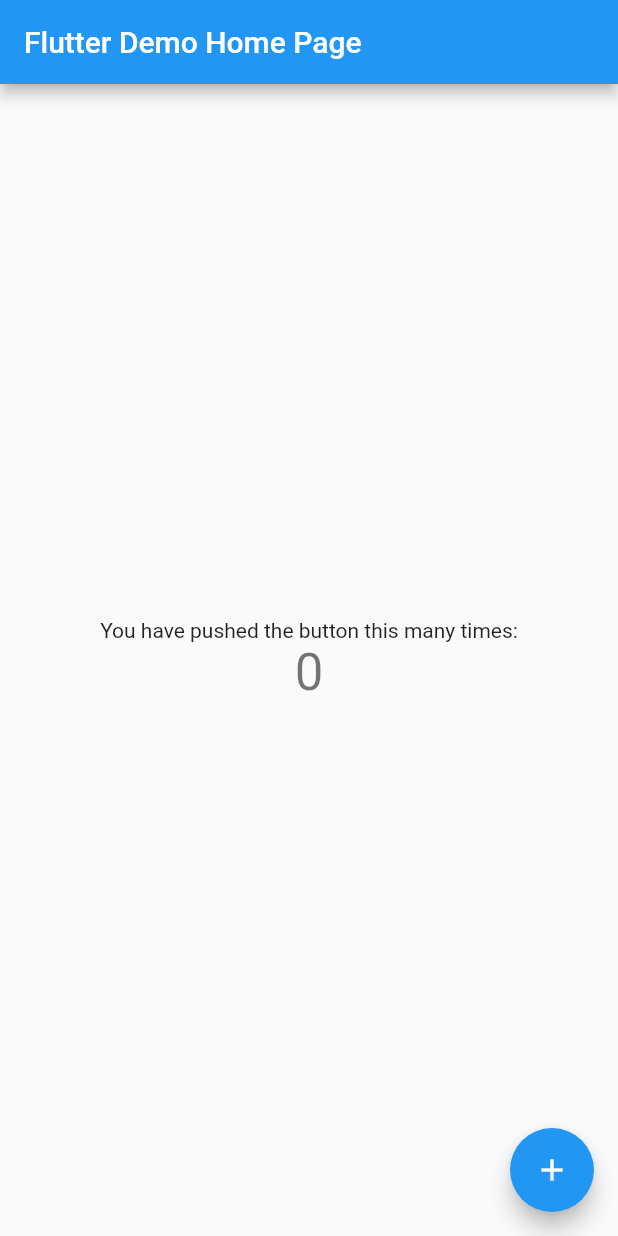
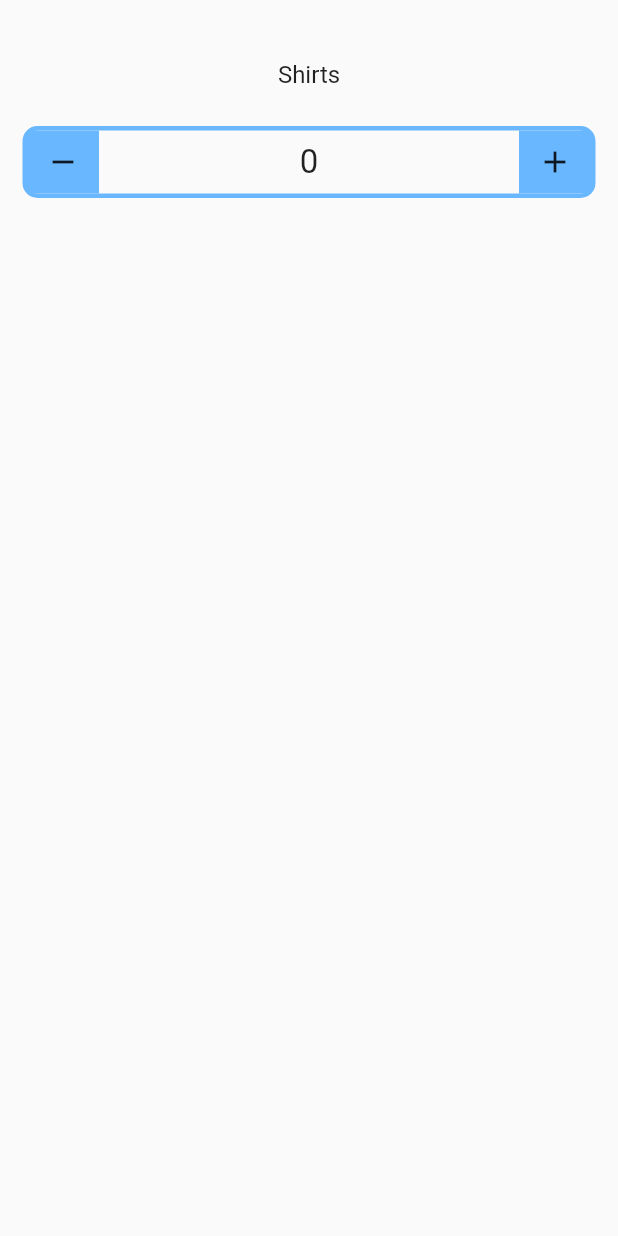
Before and after one commit to nikhil-RGB/srm_laundry, a Flutter app: the screen it shows after launch, on a phone screen of 412 x 824 dp. Run offline on Flutter 3.47's test engine with Material 2 defaults, Android fonts, the phone set to English and light mode, and no system bars.

Commit message:
✨ Implement basic counter widget

```diff
--- a/lib/main.dart
+++ b/lib/main.dart
@@ -1,4 +1,5 @@
 import 'package:flutter/material.dart';
+import 'package:laundry_counter/pages/CounterPage.dart';
 
 void main() {
   runApp(const MyApp());
@@ -13,103 +14,9 @@
     return MaterialApp(
       title: 'Flutter Demo',
       theme: ThemeData(
-        // This is the theme of your application.
-        //
-        // Try running your application with "flutter run". You'll see the
-        // application has a blue toolbar. Then, without quitting the app, try
-        // changing the primarySwatch below to Colors.green and then invoke
-        // "hot reload" (press "r" in the console where you ran "flutter run",
-        // or simply save your changes to "hot reload" in a Flutter IDE).
-        // Notice that the counter didn't reset back to zero; the application
-        // is not restarted.
         primarySwatch: Colors.blue,
       ),
-      home: const MyHomePage(title: 'Flutter Demo Home Page'),
+      home: const CounterPage(),
     );
   }
 }
-
-class MyHomePage extends StatefulWidget {
-  const MyHomePage({super.key, required this.title});
-
-  // This widget is the home page of your application. It is stateful, meaning
-  // that it has a State object (defined below) that contains fields that affect
-  // how it looks.
-
-  // This class is the configuration for the state. It holds the values (in this
-  // case the title) provided by the parent (in this case the App widget) and
-  // used by the build method of the State. Fields in a Widget subclass are
-  // always marked "final".
-
-  final String title;
-
-  @override
-  State<MyHomePage> createState() => _MyHomePageState();
-}
-
-class _MyHomePageState extends State<MyHomePage> {
-  int _counter = 0;
-
-  void _incrementCounter() {
-    setState(() {
-      // This call to setState tells the Flutter framework that something has
-      // changed in this State, which causes it to rerun the build method below
-      // so that the display can reflect the updated values. If we changed
-      // _counter without calling setState(), then the build method would not be
-      // called again, and so nothing would appear to happen.
-      _counter++;
-    });
-  }
-
-  @override
-  Widget build(BuildContext context) {
-    // This method is rerun every time setState is called, for instance as done
-    // by the _incrementCounter method above.
-    //
-    // The Flutter framework has been optimized to make rerunning build methods
-    // fast, so that you can just rebuild anything that needs updating rather
-    // than having to individually change instances of widgets.
-    return Scaffold(
-      appBar: AppBar(
-        // Here we take the value from the MyHomePage object that was created by
-        // the App.build method, and use it to set our appbar title.
-        title: Text(widget.title),
-      ),
-      body: Center(
-        // Center is a layout widget. It takes a single child and positions it
-        // in the middle of the parent.
-        child: Column(
-          // Column is also a layout widget. It takes a list of children and
-          // arranges them vertically. By default, it sizes itself to fit its
-          // children horizontally, and tries to be as tall as its parent.
-          //
-          // Invoke "debug painting" (press "p" in the console, choose the
-          // "Toggle Debug Paint" action from the Flutter Inspector in Android
-          // Studio, or the "Toggle Debug Paint" command in Visual Studio Code)
-          // to see the wireframe for each widget.
-          //
-          // Column has various properties to control how it sizes itself and
-          // how it positions its children. Here we use mainAxisAlignment to
-          // center the children vertically; the main axis here is the vertical
-          // axis because Columns are vertical (the cross axis would be
-          // horizontal).
-          mainAxisAlignment: MainAxisAlignment.center,
-          children: <Widget>[
-            const Text(
-              'You have pushed the button this many times:',
-            ),
-            Text(
-              '$_counter',
-              style: Theme.of(context).textTheme.headline4,
-            ),
-          ],
-        ),
-      ),
-      floatingActionButton: FloatingActionButton(
-        onPressed: _incrementCounter,
-        tooltip: 'Increment',
-        child: const Icon(Icons.add),
-      ), // This trailing comma makes auto-formatting nicer for build methods.
-    );
-  }
-}
--- /dev/null
+++ b/lib/pages/Counter.dart
@@ -0,0 +1,84 @@
+import 'package:flutter/material.dart';
+
+class Counter extends StatefulWidget {
+  final String title;
+  const Counter({super.key, required this.title});
+  @override
+  // ignore: library_private_types_in_public_api
+  _CounterState createState() => _CounterState();
+}
+
+class _CounterState extends State<Counter> {
+  int _counter = 0;
+
+  void _incrementCounter() {
+    setState(() {
+      _counter++;
+    });
+  }
+
+  void _decrementCounter() {
+    setState(() {
+      if (_counter > 0) {
+        _counter--;
+      }
+    });
+  }
+
+  @override
+  Widget build(BuildContext context) {
+    return Column(
+      mainAxisAlignment: MainAxisAlignment.center,
+      children: [
+        Text(
+          widget.title,
+          style: TextStyle(fontSize: 16),
+        ),
+        const SizedBox(
+          height: 10,
+        ),
+        Container(
+          margin: const EdgeInsets.all(15.0),
+          height: 48.0,
+          decoration: BoxDecoration(
+            border: Border.all(width: 3, color: const Color(0xFF69B7FF)),
+            borderRadius: BorderRadius.circular(10.0),
+          ),
+          child: Row(
+            mainAxisAlignment: MainAxisAlignment.spaceBetween,
+            children: [
+              InkWell(
+                onTap: _decrementCounter,
+                child: Container(
+                  color: const Color(0xFF69B7FF),
+                  width: 48,
+                  alignment: Alignment.center,
+                  child: const Icon(
+                    Icons.remove,
+                    size: 24.0,
+                  ),
+                ),
+              ),
+              Text(
+                '$_counter',
+                style: const TextStyle(fontSize: 22.0),
+              ),
+              InkWell(
+                onTap: _incrementCounter,
+                child: Container(
+                  color: const Color(0xFF69B7FF),
+                  width: 48.0,
+                  alignment: Alignment.center,
+                  child: const Icon(
+                    Icons.add,
+                    size: 24.0,
+                  ),
+                ),
+              ),
+            ],
+          ),
+        ),
+      ],
+    );
+  }
+}
--- /dev/null
+++ b/lib/pages/CounterPage.dart
@@ -0,0 +1,28 @@
+import 'package:flutter/material.dart';
+
+import 'Counter.dart';
+
+class CounterPage extends StatefulWidget {
+  const CounterPage({super.key});
+
+  @override
+  State<CounterPage> createState() => _CounterPageState();
+}
+
+class _CounterPageState extends State<CounterPage> {
+  @override
+  Widget build(BuildContext context) {
+    return Scaffold(
+      body: Column(
+        children: [
+          SizedBox(
+            height: 40,
+          ),
+          Counter(
+            title: "Shirts",
+          ),
+        ],
+      ),
+    );
+  }
+}
```
Also changed, not shown: pubspec.lock, 1 other file.
